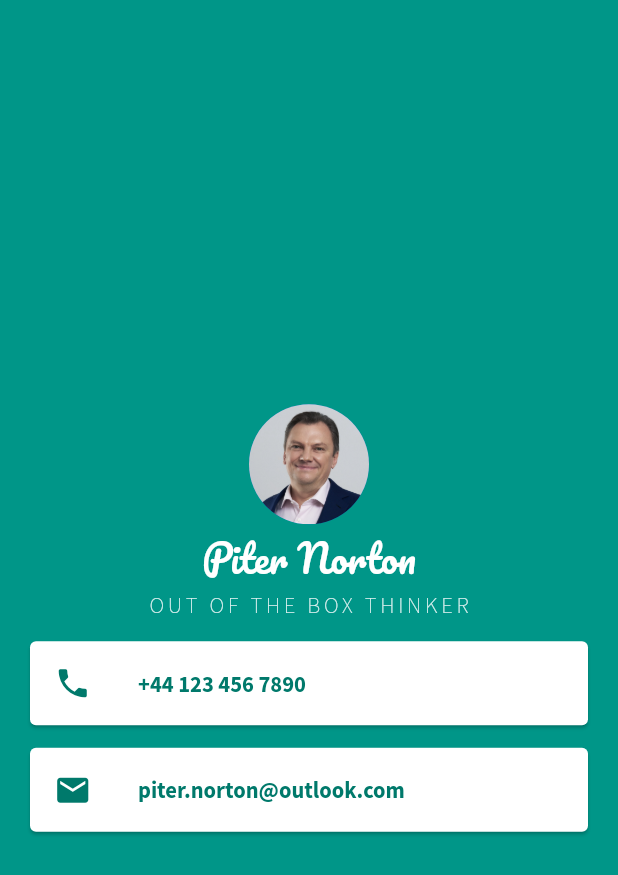
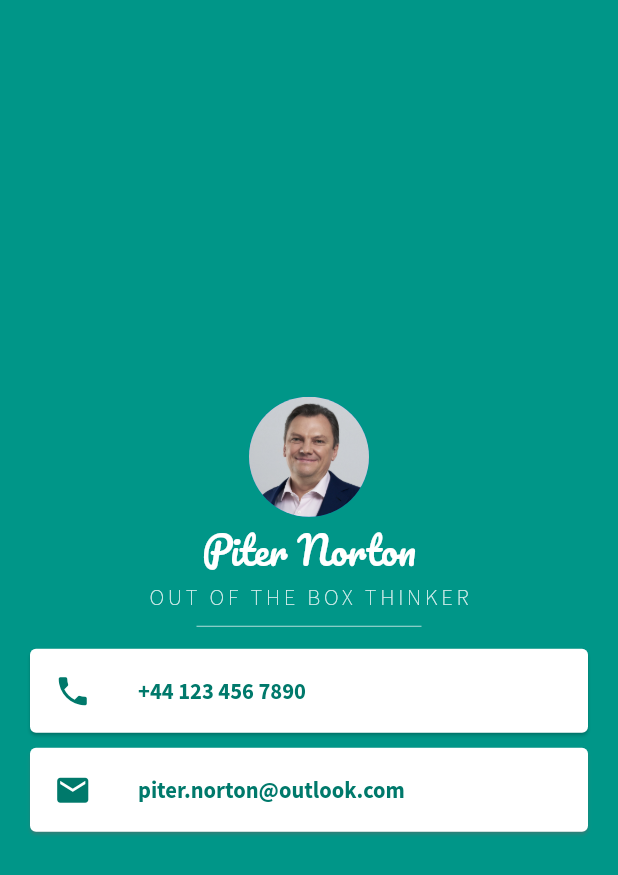
Before and after one commit to evgkarasev/flutter_web, a Flutter app: the screen it shows after launch, on a phone screen of 412 x 824 dp. Shown: the top 875 px of the screen. Run offline on Flutter 3.47's test engine with Material 2 defaults, Android fonts, the phone set to English and light mode, and no system bars.

Commit message:
Simple Business Card App v2 with divider

```diff
--- a/lib/main.dart
+++ b/lib/main.dart
@@ -37,9 +37,15 @@ class MyApp extends StatelessWidget {
                   color: Colors.teal.shade50,
                 ),
               ),
+              SizedBox(
+                height: 20,
+                width: 150,
+                child: Divider(
+                  color: Colors.teal.shade100,
+                ),
+              ),
               Card(
-                margin: EdgeInsets.symmetric(vertical: 15, horizontal: 20),
-                color: Colors.white,
+                margin: EdgeInsets.symmetric(vertical: 5, horizontal: 20),
                 child: ListTile(
                   leading: Icon(
                     Icons.phone,
@@ -58,8 +64,9 @@ class MyApp extends StatelessWidget {
                 ),
               ),
               Card(
-                margin: EdgeInsets.symmetric(horizontal: 20),
+                margin: EdgeInsets.symmetric(vertical: 5, horizontal: 20),
                 color: Colors.white,
+                shadowColor: Colors.grey,
                 child: ListTile(
                   leading: Icon(
                     Icons.email,
```
